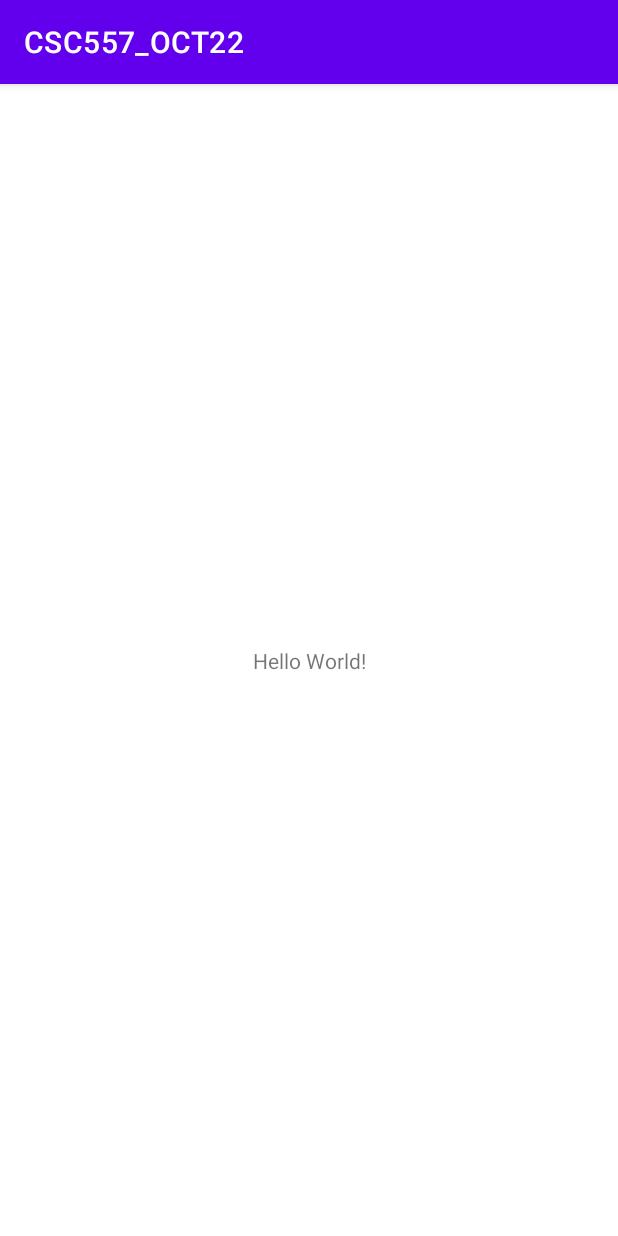
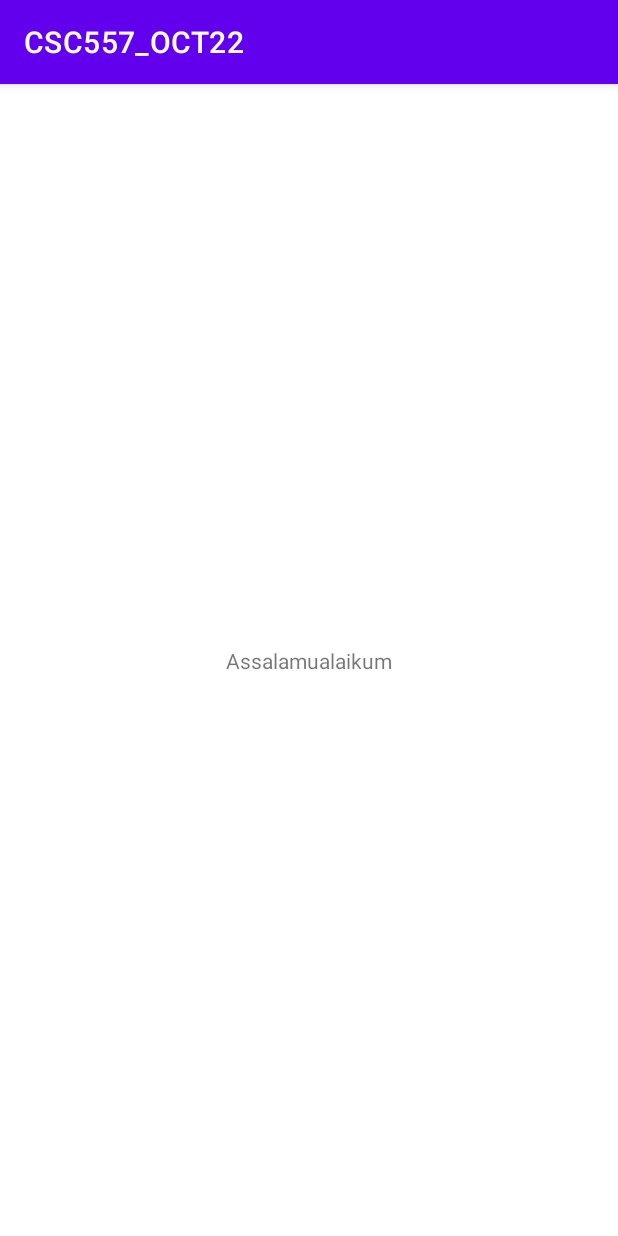
Before and after one commit to haziqgeek/csc557_oct22, an Android app: the screen it shows after launch (MainActivity), on a phone screen of 412 x 824 dp. Run offline under Robolectric (Android 15) with nearby library versions, the phone set to English and light mode, and no system bars.

Commit message:
layout changes

```diff
--- a/app/src/main/res/layout/activity_main.xml
+++ b/app/src/main/res/layout/activity_main.xml
@@ -9,7 +9,7 @@
     <TextView
         android:layout_width="wrap_content"
         android:layout_height="wrap_content"
-        android:text="Hello World!"
+        android:text="Assalamualaikum"
         app:layout_constraintBottom_toBottomOf="parent"
         app:layout_constraintEnd_toEndOf="parent"
         app:layout_constraintStart_toStartOf="parent"
```
